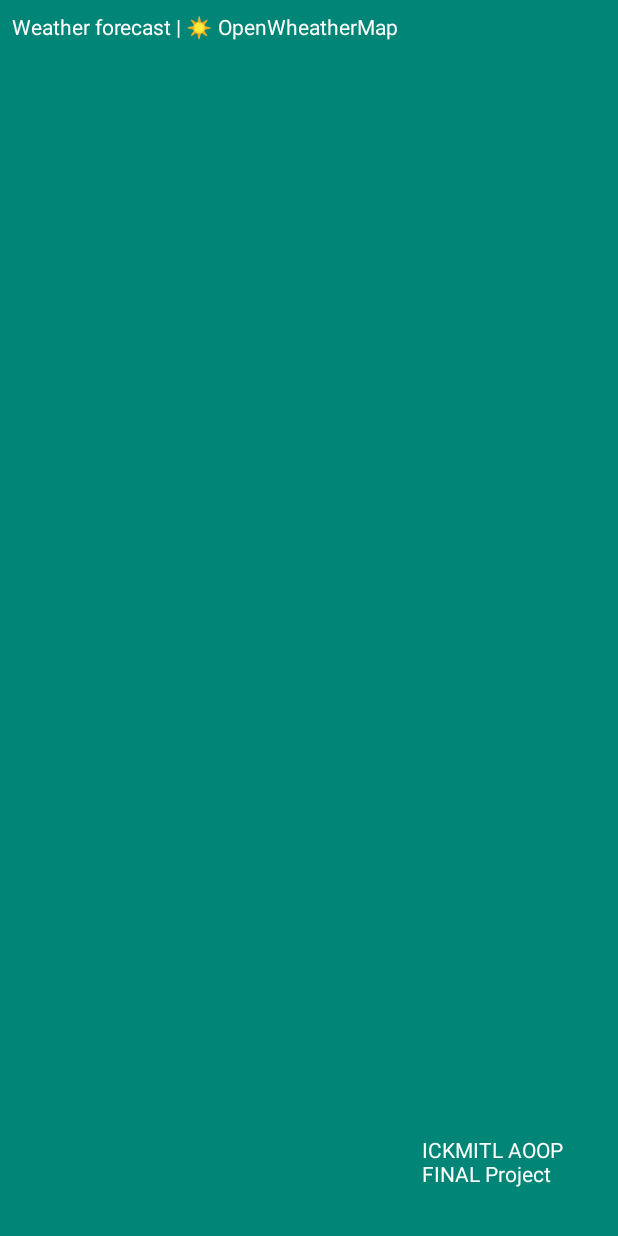
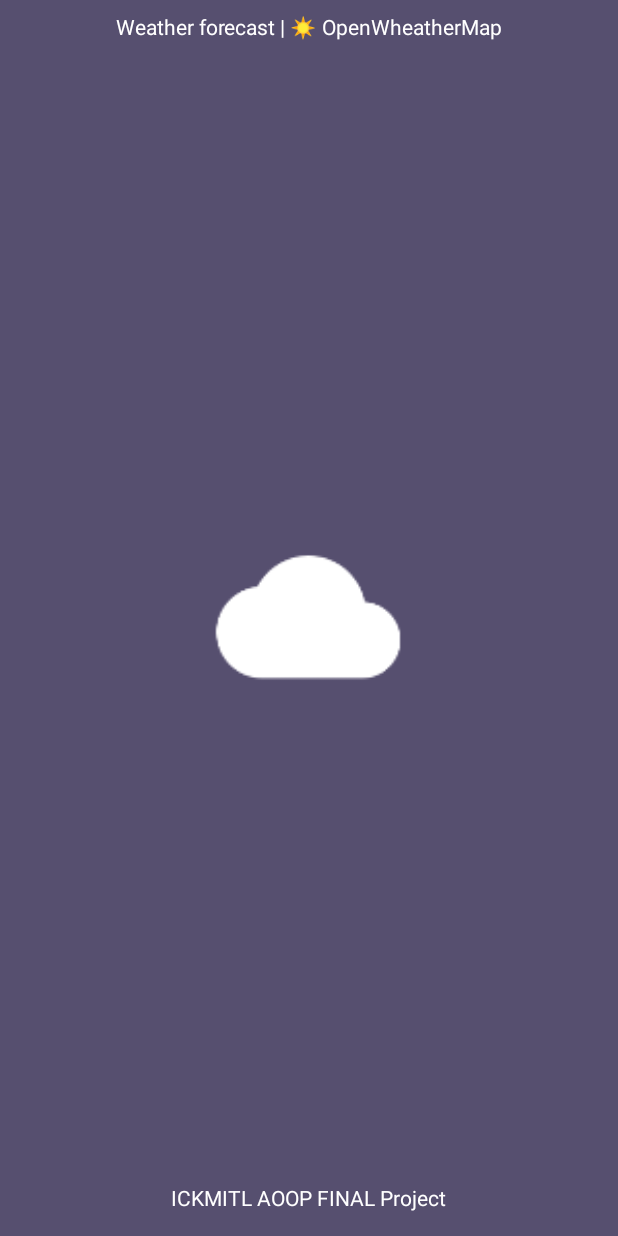
Before and after one commit to Peterprombutr/WeatherApp, an Android app: the layout activity_splash.xml on its own in the app's theme, with its tools: preview values and no code run, on a phone screen of 412 x 824 dp. Run offline under Robolectric (Android 15) with nearby library versions, the phone set to English and light mode, and no system bars.

Commit message:
splashActivity fixed

```diff
--- a/app/src/main/AndroidManifest.xml
+++ b/app/src/main/AndroidManifest.xml
@@ -14,7 +14,8 @@
         android:theme="@style/AppTheme"
         tools:ignore="GoogleAppIndexingWarning">
         <activity android:name=".SplashActivity"
-            android:screenOrientation="portrait">
+            android:screenOrientation="portrait"
+            android:theme="@style/CustomTheme">
             <intent-filter>
                 <action android:name="android.intent.action.MAIN" />
 
--- a/app/src/main/res/layout/activity_splash.xml
+++ b/app/src/main/res/layout/activity_splash.xml
@@ -1,5 +1,5 @@
 <?xml version="1.0" encoding="utf-8"?>
-<LinearLayout xmlns:android="http://schemas.android.com/apk/res/android"
+<FrameLayout xmlns:android="http://schemas.android.com/apk/res/android"
     xmlns:app="http://schemas.android.com/apk/res-auto"
     xmlns:tools="http://schemas.android.com/tools"
     android:id="@+id/splash_activity"
@@ -18,14 +18,26 @@
         android:text="@string/desc_about_app"
         android:textColor="#FFFFFF"
         android:textSize="14sp"
-        android:layout_gravity="top"
+        android:layout_gravity="center_horizontal"
          />
+    <ImageView
+        android:id="@+id/imageViewLogo"
+        android:layout_width="316dp"
+        android:layout_height="223dp"
+        android:layout_marginStart="8dp"
+        android:layout_marginTop="8dp"
+        android:layout_marginEnd="8dp"
+        android:layout_marginBottom="8dp"
+        android:contentDescription="@string/desc_app_logo"
+        android:layout_gravity="center"
+        android:src="@mipmap/ic_launcher_foreground"/>
+
 
     <TextView
         android:id="@+id/textViewCopyright"
         android:layout_width="wrap_content"
         android:layout_height="wrap_content"
-        android:layout_gravity="bottom"
+        android:layout_gravity="bottom|clip_horizontal|center"
         android:layout_marginStart="8dp"
         android:layout_marginEnd="8dp"
         android:layout_marginBottom="16dp"
@@ -33,4 +45,4 @@
         android:textColor="#FFFFFF"
         android:textSize="14sp" />
 
-</LinearLayout>
+</FrameLayout>
--- a/app/src/main/res/values/colors.xml
+++ b/app/src/main/res/values/colors.xml
@@ -1,8 +1,12 @@
 <?xml version="1.0" encoding="utf-8"?>
 <resources>
-    <color name="colorPrimary">#008577</color>
-    <color name="colorPrimaryDark">#00574B</color>
-    <color name="colorAccent">#D81B60</color>
+    <color name="colorPrimary">#564f6f</color>
+    <color name="colorPrimaryDark">#2d283e</color>
+    <color name="colorAccent">#564f6f</color>
+    <color name="colorScreenBackground">#2d283e</color>
+    <color name="colorTextPrimary">#FFFFFF</color>
+    <color name="colorTextSecondary">#FFFFFF</color>
+    <color name="tab_indicator">#4c495d</color>
 
     <color name="color_thunderstroms">#142d4c</color>
     <color name="color_clear_and_sunny">#ffc045</color>
```
